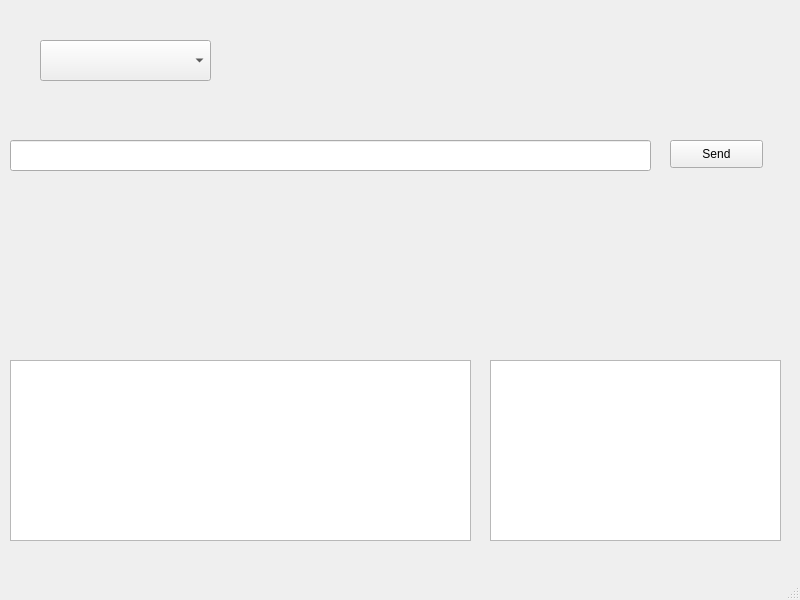
Qt form ui/usbHidTool.ui (fs000x/usb_hid_out_report_tool) before a commit.
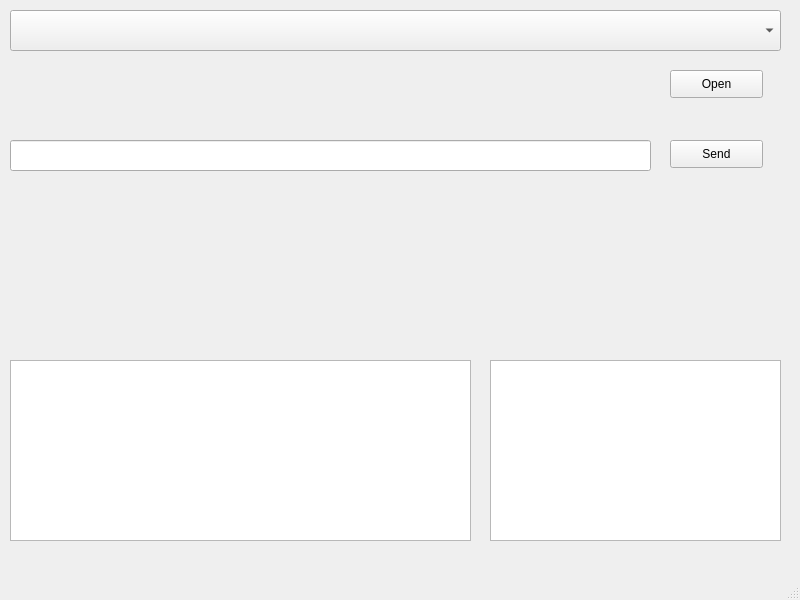
The same form after that commit.

Commit message: add Open button and big hid device path combox size

```diff
--- a/ui/usbHidTool.ui
+++ b/ui/usbHidTool.ui
@@ -17,9 +17,9 @@
    <widget class="QComboBox" name="comboBox_hid_devices">
     <property name="geometry">
      <rect>
-      <x>40</x>
-      <y>40</y>
-      <width>171</width>
+      <x>10</x>
+      <y>10</y>
+      <width>771</width>
       <height>41</height>
      </rect>
     </property>
@@ -67,6 +67,19 @@
      <string>Send</string>
     </property>
    </widget>
+   <widget class="QPushButton" name="pushButton_Open">
+    <property name="geometry">
+     <rect>
+      <x>670</x>
+      <y>70</y>
+      <width>93</width>
+      <height>28</height>
+     </rect>
+    </property>
+    <property name="text">
+     <string>Open</string>
+    </property>
+   </widget>
   </widget>
   <widget class="QMenuBar" name="menubar">
    <property name="geometry">
```
Left out of the diff: 27 changed lines with no effect on the pictures. The commit also changes 1 other file.
